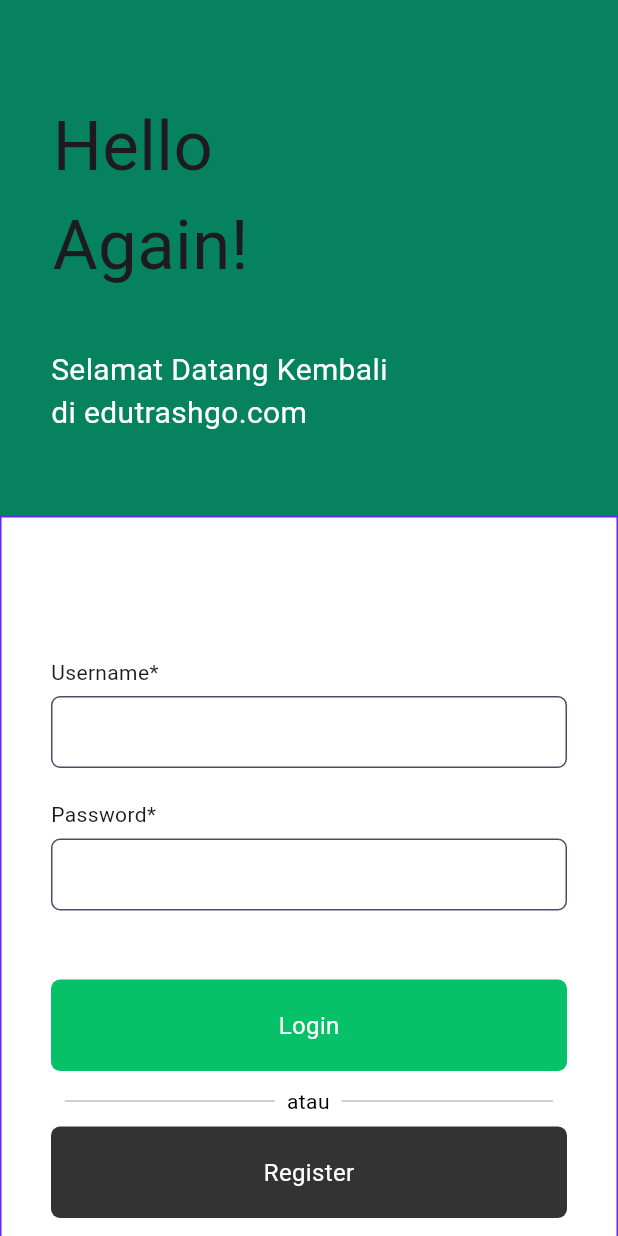
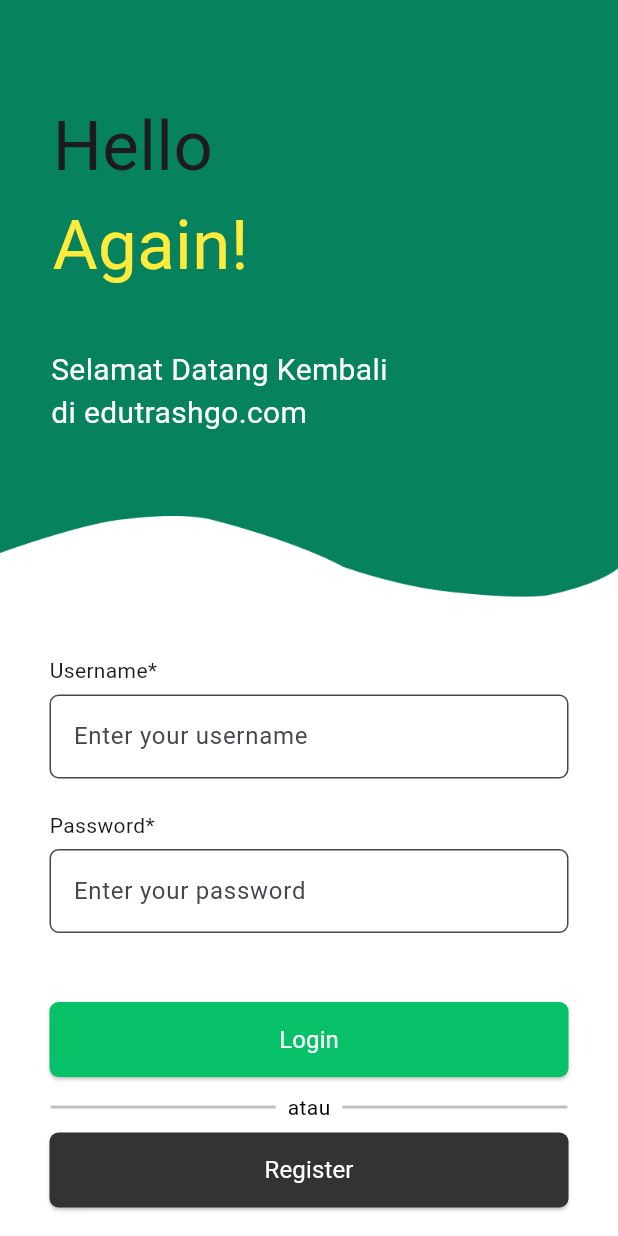
Before and after one commit to mygads/edutrashgo_mobile, a Flutter app: the Login screen opened directly, on a phone screen of 412 x 824 dp. Run offline on Flutter 3.47's test engine with Material 3 defaults, Android fonts, the phone set to English and light mode, and no system bars; Roboto replaces fonts that are missing (Poppins-SemiBold).

Commit message:
Done Login

```diff
--- a/lib/login.dart
+++ b/lib/login.dart
@@ -1,4 +1,6 @@
 import 'package:flutter/material.dart';
+import 'package:edutrashgo_mobile/homepage.dart';
+import 'package:edutrashgo_mobile/register.dart';
 
 void main() {
   runApp(const MyApp());
@@ -20,8 +22,44 @@
   }
 }
 
-class Login extends StatelessWidget {
+class Login extends StatefulWidget {
   const Login({super.key});
+
+  @override
+  _LoginState createState() => _LoginState();
+}
+
+class _LoginState extends State<Login> {
+  final TextEditingController _usernameController = TextEditingController();
+  final TextEditingController _passwordController = TextEditingController();
+
+  // Dummy data
+  final List<Map<String, String>> _users = [
+    {'username': 'user1', 'password': 'pass1'},
+    {'username': 'user2', 'password': 'pass2'},
+    {'username': 'user3', 'password': 'pass3'},
+  ];
+
+  void _login() {
+    final String username = _usernameController.text;
+    final String password = _passwordController.text;
+
+    if (_users.any((user) => user['username'] == username && user['password'] == password)) {
+      // Successful login
+      ScaffoldMessenger.of(context).showSnackBar(
+        const SnackBar(content: Text('Login successful!')),
+      );
+      // Navigate to HomeScreen
+
+      // Navigator.pushReplacement(context, MaterialPageRoute(builder: (context) => const HomeScreen()));
+    } else {
+      // Failed login
+      ScaffoldMessenger.of(context).showSnackBar(
+        const SnackBar(content: Text('Invalid username or password.')),
+      );
+    }
+  }
+
   @override
   Widget build(BuildContext context) {
     return Scaffold(
@@ -43,11 +81,22 @@
                       crossAxisAlignment: CrossAxisAlignment.start,
                       children: [
                         Container(
+                          margin: const EdgeInsets.only( left: 35, right: 35),
+                          width: double.infinity,
+                          child: const Text(
+                            'Hello',
+                            style: TextStyle(
+                              fontSize: 46,
+                            ),
+                          ),
+                        ),
+                        Container(
                           margin: const EdgeInsets.only( bottom: 36, left: 35, right: 35),
                           width: double.infinity,
                           child: const Text(
-														'Hello\nAgain!',
+                            'Again!',
                             style: TextStyle(
+                              color: Colors.yellow,
                               fontSize: 46,
                             ),
                           ),
@@ -65,12 +114,11 @@
                         ),
                         IntrinsicHeight(
                           child: Container(
-														decoration: BoxDecoration(
-															border: Border.all(
-																color: const Color(0xFF5E27FD),
-																width: 1,
+                            decoration: const BoxDecoration(
+                              image: DecorationImage(
+                                image: AssetImage('images/loginbawah.png'),
+                                fit: BoxFit.cover,
                               ),
-															color: const Color(0xFFFFFFFF),
                             ),
                             padding: const EdgeInsets.only( top: 93, bottom: 111, left: 33, right: 33),
                             width: double.infinity,
@@ -86,20 +134,18 @@
                                     ),
                                   ),
                                 ),
-																Container(
-																	decoration: BoxDecoration(
-																		border: Border.all(
-																			color: const Color(0xFF4E4B66),
-																			width: 1,
+                                TextField(
+                                  controller: _usernameController,
+                                  decoration: InputDecoration(
+                                    border: OutlineInputBorder(
+                                      borderRadius: BorderRadius.circular(6),
                                     ),
-																		borderRadius: BorderRadius.circular(6),
-																		color: const Color(0xFFFFFFFF),
+                                    fillColor: Colors.white,
+                                    filled: true,
+                                    hintText: 'Enter your username',
                                   ),
-																	margin: const EdgeInsets.only( bottom: 21),
-																	height: 48,
-																	width: double.infinity,
-																	child: const SizedBox(),
                                 ),
+                                const SizedBox(height: 21),
                                 Container(
                                   margin: const EdgeInsets.only( bottom: 6),
                                   child: const Text(
@@ -109,45 +155,36 @@
                                     ),
                                   ),
                                 ),
-																Container(
-																	decoration: BoxDecoration(
-																		border: Border.all(
-																			color: const Color(0xFF4E4B66),
-																			width: 1,
+                                TextField(
+                                  controller: _passwordController,
+                                  obscureText: true,
+                                  decoration: InputDecoration(
+                                    border: OutlineInputBorder(
+                                      borderRadius: BorderRadius.circular(6),
                                     ),
-																		borderRadius: BorderRadius.circular(6),
-																		color: const Color(0xFFFFFFFF),
-																	),
-																	margin: const EdgeInsets.only( bottom: 46),
-																	height: 48,
-																	width: double.infinity,
-																	child: const SizedBox(),
-																),
-																IntrinsicHeight(
-																	child: Container(
-																		decoration: BoxDecoration(
-																			borderRadius: BorderRadius.circular(6),
-																			color: const Color(0xFF06C167),
-																		),
-																		padding: const EdgeInsets.symmetric(vertical: 19),
-																		margin: const EdgeInsets.only( bottom: 10),
-																		width: double.infinity,
-																		child: const Column(
-																			children: [
-																				Text(
-																					'Login',
-																					style: TextStyle(
-																						color: Color(0xFFFFFFFF),
-																						fontSize: 16,
+                                    fillColor: Colors.white,
+                                    filled: true,
+                                    hintText: 'Enter your password',
                                   ),
                                 ),
-																			]
+                                const SizedBox(height: 46),
+                                ElevatedButton(
+                                  style: ElevatedButton.styleFrom(
+                                    backgroundColor: const Color(0xFF06C167),
+                                    minimumSize: const Size.fromHeight(50),
+                                    shape: RoundedRectangleBorder(
+                                      borderRadius: BorderRadius.circular(6),
                                     ),
+                                  ),
+                                  onPressed: _login,
+                                  child: const Text(
+                                    'Login',
+                                    style: TextStyle(fontSize: 16, color: Color(0xFFFFFFFF), fontFamily: 'Poppins-SemiBold', fontWeight: FontWeight.normal),
                                   ),
                                 ),
                                 IntrinsicHeight(
                                   child: Container(
-																		margin: const EdgeInsets.only( bottom: 7),
+                                    margin: const EdgeInsets.only( bottom: 7, top: 10),
                                     width: double.infinity,
                                     child: Row(
                                       mainAxisAlignment: MainAxisAlignment.center,
@@ -155,12 +192,12 @@
                                         Container(
                                           color: const Color(0x40000000),
                                           margin: const EdgeInsets.only( right: 8),
-																					width: 140,
-																					height: 1,
+                                          width: 150,
+                                          height: 2,
                                           child: const SizedBox(),
                                         ),
                                         Container(
-																					margin: const EdgeInsets.only( right: 8),
+                                          margin: const EdgeInsets.only( right: 8,),
                                           child: const Text(
                                             'atau',
                                             style: TextStyle(
@@ -171,33 +208,29 @@
                                         ),
                                         Container(
                                           color: const Color(0x40000000),
-																					width: 141,
-																					height: 1,
+                                          width: 150,
+                                          height: 2,
                                           child: const SizedBox(),
                                         ),
                                       ]
                                     ),
                                   ),
                                 ),
-																IntrinsicHeight(
-																	child: Container(
-																		decoration: BoxDecoration(
+                                ElevatedButton(
+                                  style: ElevatedButton.styleFrom(
+                                    backgroundColor: const Color(0xFF333333),
+                                    minimumSize: const Size.fromHeight(50),
+                                    shape: RoundedRectangleBorder(
                                       borderRadius: BorderRadius.circular(6),
-																			color: const Color(0xFF333333),
-																		),
-																		padding: const EdgeInsets.symmetric(vertical: 19),
-																		width: double.infinity,
-																		child: const Column(
-																			children: [
-																				Text(
-																					'Register',
-																					style: TextStyle(
-																						color: Color(0xFFFFFFFF),
-																						fontSize: 16,
                                     ),
                                   ),
-																			]
-																		),
+                                  onPressed: () {
+                                    // TODO: Implement register logic
+                                    Register();
+                                  },
+                                  child: const Text(
+                                    'Register',
+                                    style: TextStyle(fontSize: 16, color: Color(0xFFFFFFFF), fontFamily: 'Poppins-SemiBold', fontWeight: FontWeight.normal),
                                   ),
                                 ),
                               ]
```
Also changed, not shown: lib/register.dart (added, +85 -0 lines), lib/homepage.dart (added). Lines whose indentation alone changed are shown as unchanged.
